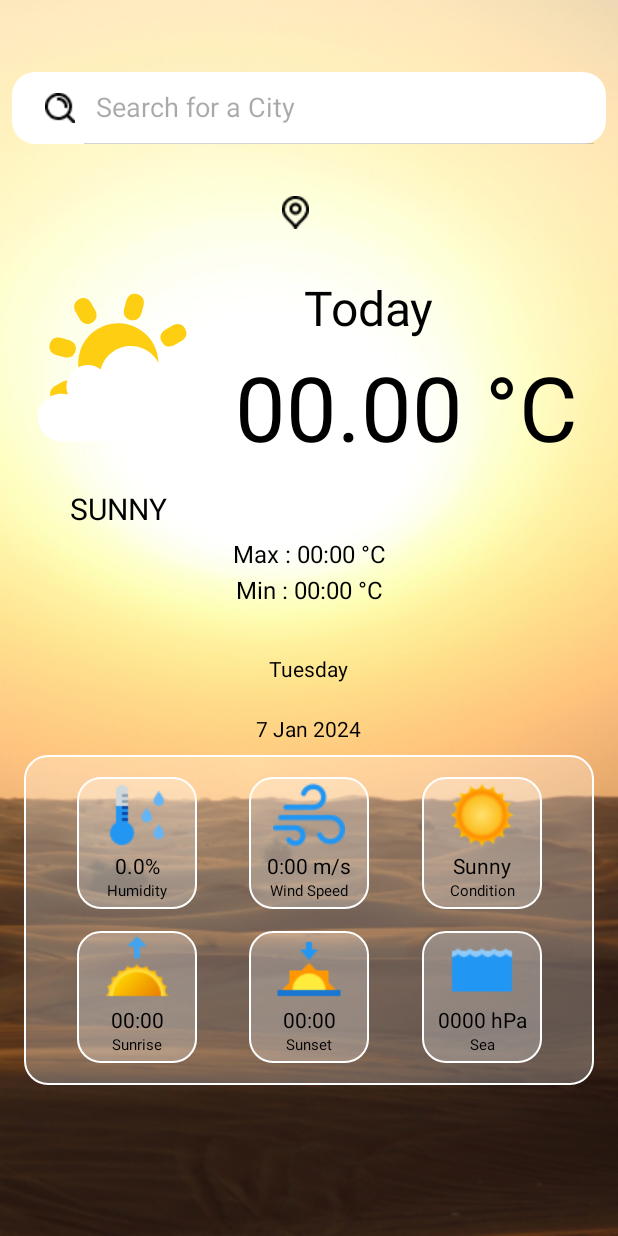
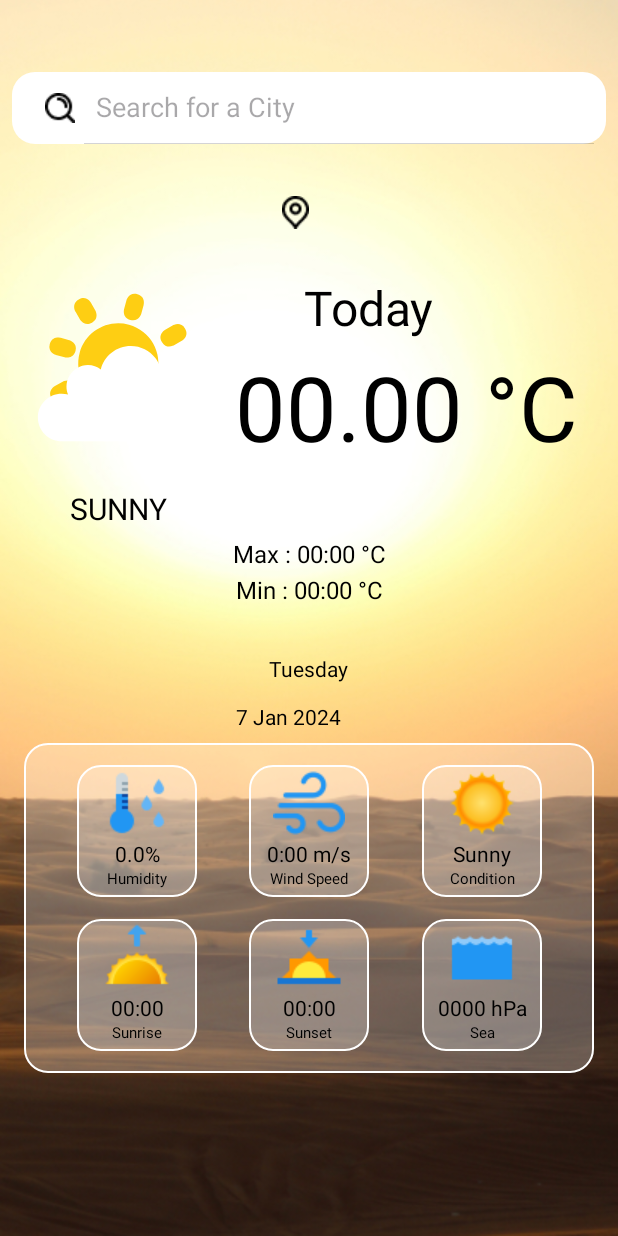
Before and after one commit to AMANSUTHAR19HMH/weatherapp.CU, an Android app: the layout activity_main.xml on its own in the app's theme, with its tools: preview values and no code run, on a phone screen of 412 x 824 dp. Run offline under Robolectric (Android 15) with nearby library versions, the phone set to English and light mode, and no system bars.

Commit message:
Merge remote-tracking branch 'origin/master'
# Conflicts:
#	.idea/gradle.xml
#	build.gradle.kts

```diff
--- a/app/src/main/res/layout/activity_main.xml
+++ b/app/src/main/res/layout/activity_main.xml
@@ -1,10 +1,14 @@
 <?xml version="1.0" encoding="utf-8"?>
-<androidx.constraintlayout.widget.ConstraintLayout xmlns:android="http://schemas.android.com/apk/res/android"
+<ScrollView xmlns:android="http://schemas.android.com/apk/res/android"
     xmlns:app="http://schemas.android.com/apk/res-auto"
     xmlns:tools="http://schemas.android.com/tools"
     android:layout_width="match_parent"
+    android:layout_height="match_parent"
+    android:fillViewport="true">
 
-    android:layout_height="match_parent"
+    <androidx.constraintlayout.widget.ConstraintLayout
+        android:layout_width="match_parent"
+        android:layout_height="wrap_content"
         android:background="@drawable/sunnybackgorund"
         tools:context=".MainActivity">
 
@@ -131,13 +135,27 @@
             android:id="@+id/date"
             android:layout_width="wrap_content"
             android:layout_height="wrap_content"
-        android:layout_marginTop="72dp"
+            android:layout_marginTop="64dp"
             android:text="7 Jan 2024"
             android:textColor="@color/black"
             app:layout_constraintEnd_toEndOf="@+id/min_temp"
-        app:layout_constraintHorizontal_bias="0.485"
+            app:layout_constraintHorizontal_bias="0.0"
             app:layout_constraintStart_toStartOf="@+id/min_temp"
             app:layout_constraintTop_toBottomOf="@+id/min_temp" />
+
+        <TextView
+            android:id="@+id/dayOfYearTextView"
+            android:layout_width="51dp"
+            android:layout_height="37dp"
+            android:layout_marginTop="28dp"
+            android:textColor="@android:color/black"
+            android:textSize="16sp"
+            app:layout_constraintBottom_toTopOf="@+id/textView4"
+            app:layout_constraintEnd_toEndOf="parent"
+            app:layout_constraintHorizontal_bias="0.914"
+            app:layout_constraintStart_toEndOf="@+id/location"
+            app:layout_constraintTop_toBottomOf="@+id/searchView"
+            app:layout_constraintVertical_bias="0.72" />
 
         <FrameLayout
             android:layout_width="match_parent"
@@ -382,3 +400,5 @@
         </FrameLayout>
 
     </androidx.constraintlayout.widget.ConstraintLayout>
+
+</ScrollView>
```
Also changed, not shown: app/src/main/java/com/amn/weatherappaman/MainActivity.kt (+30 -2 lines). Lines whose indentation alone changed are shown as unchanged.
